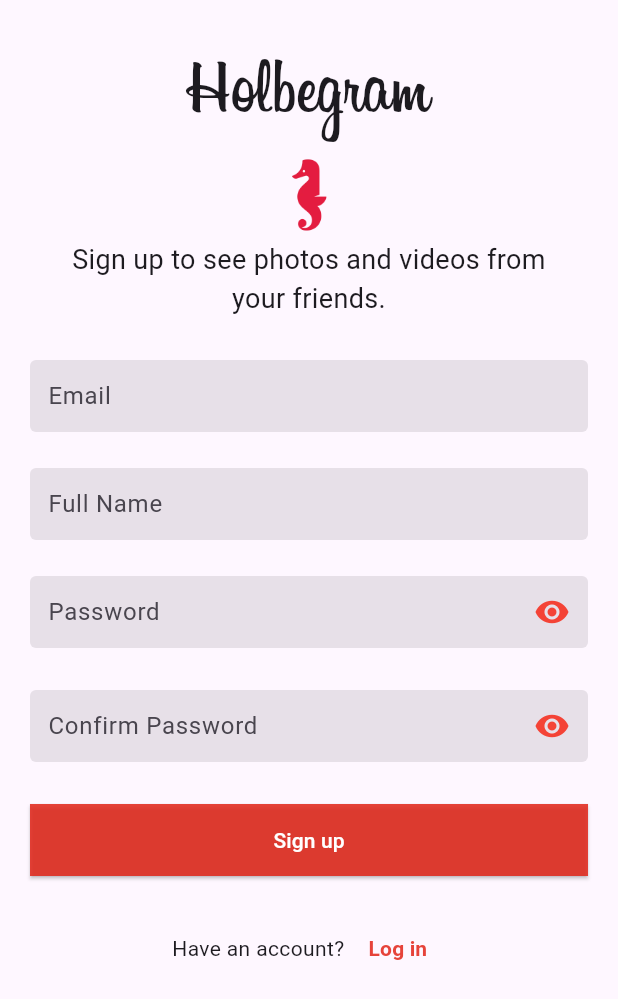
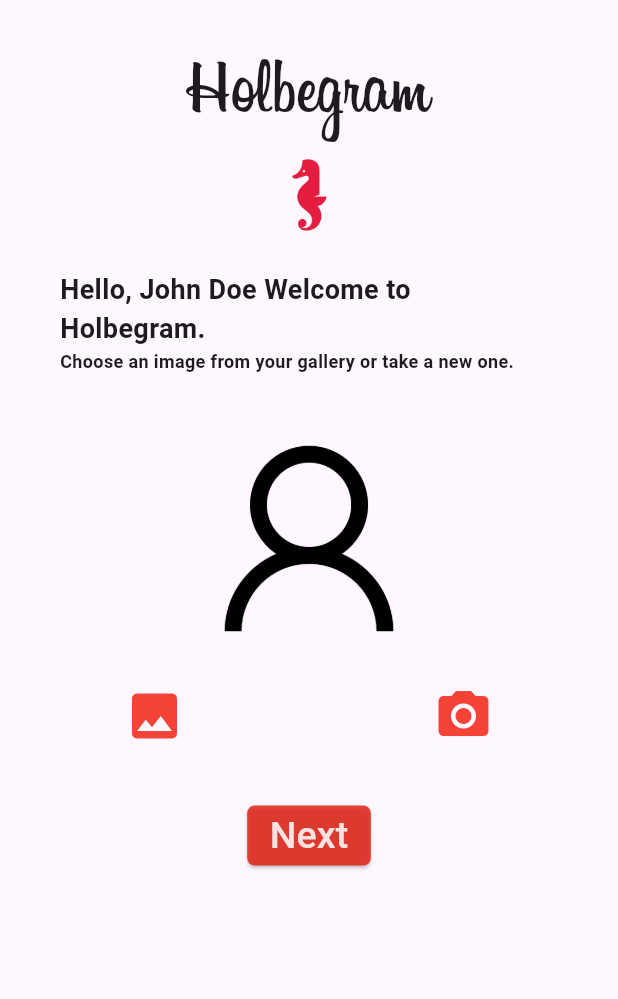
Before and after one commit to NathalieMet/holbertonschool-holbegram, a Flutter app: the screen it shows after launch, on a phone screen of 412 x 824 dp. Shown: the top 999 px of the screen. Run offline on Flutter 3.47's test engine with Material 3 defaults, Android fonts, the phone set to English and light mode, and no system bars; our stand-ins replace cloud_firestore, firebase_auth, firebase_core, firebase_storage, image_picker; accounts and stored records are empty.

Commit message:
ADD TASK 7 Upload User Image

```diff
--- a/holbegram/lib/main.dart
+++ b/holbegram/lib/main.dart
@@ -2,6 +2,7 @@ import 'package:flutter/material.dart';
 import 'package:firebase_core/firebase_core.dart';
 import './screens/login_screen.dart';
 import './screens/signup_screen.dart';
+import './screens/upload_image_screen.dart';
 
 Future main() async {
   WidgetsFlutterBinding.ensureInitialized();
@@ -21,11 +22,10 @@ class MyApp extends StatelessWidget {
         colorScheme: ColorScheme.fromSeed(seedColor: Colors.deepPurple),
         useMaterial3: true,
       ),
-      home: SignUp(
-        emailController: TextEditingController(),
-        usernameController: TextEditingController(),
-        passwordController: TextEditingController(),
-        passwordConfirmController: TextEditingController(),
+      home: const AddPicture(
+        email: 'mail@email.com',
+        password: 'some_password',
+        username: 'John Doe',
       ),
     );
   }
--- a/holbegram/lib/methods/auth_methods.dart
+++ b/holbegram/lib/methods/auth_methods.dart
@@ -36,7 +36,6 @@ class AuthMethode {
             ),
           ));
       res = "Success";
-
     } on FirebaseAuthException catch (e) {
       // Gérer les erreurs spécifiques de FirebaseAuth
       if (e.code == 'user-not-found') {
@@ -68,7 +67,8 @@ class AuthMethode {
       }
 
       // Création de l'utilisateur dans Firebase Auth
-      UserCredential userCredential = await _auth.createUserWithEmailAndPassword(
+      UserCredential userCredential =
+          await _auth.createUserWithEmailAndPassword(
         email: email,
         password: password,
       );
--- /dev/null
+++ b/holbegram/lib/screens/auth/methods/user_storage.dart
@@ -0,0 +1,26 @@
+import 'dart:typed_data';
+import 'package:uuid/uuid.dart';
+import 'package:firebase_auth/firebase_auth.dart';
+import 'package:firebase_storage/firebase_storage.dart';
+
+class StorageMethods {
+  final FirebaseStorage _storage = FirebaseStorage.instance;
+  final FirebaseAuth _auth = FirebaseAuth.instance;
+
+  Future<String> uploadImageToStorage(
+    bool isPost,
+    String childName,
+    Uint8List file,
+  ) async {
+    Reference ref =
+        _storage.ref().child(childName).child(_auth.currentUser!.uid);
+    if (isPost) {
+      String id = const Uuid().v1();
+      ref = ref.child(id);
+    }
+    UploadTask uploadTask = ref.putData(file);
+    TaskSnapshot snapshot = await uploadTask;
+    String downloadUrl = await snapshot.ref.getDownloadURL();
+    return downloadUrl;
+  }
+}
--- a/holbegram/lib/screens/login_screen.dart
+++ b/holbegram/lib/screens/login_screen.dart
@@ -99,7 +99,8 @@ class _LoginScreenState extends State<LoginScreen> {
                         ),
                         shape: WidgetStateProperty.all(
                           const RoundedRectangleBorder(
-                          borderRadius: BorderRadius.zero, // Définit les bords carrés
+                            borderRadius:
+                                BorderRadius.zero, // Définit les bords carrés
                           ),
                         ),
                       ),
@@ -160,7 +161,8 @@ class _LoginScreenState extends State<LoginScreen> {
                                   emailController: TextEditingController(),
                                   passwordController: TextEditingController(),
                                   usernameController: TextEditingController(),
-                                passwordConfirmController: TextEditingController(),
+                                  passwordConfirmController:
+                                      TextEditingController(),
                                 ),
                               ),
                             );
--- a/holbegram/lib/screens/upload_image_screen.dart
+++ b/holbegram/lib/screens/upload_image_screen.dart
@@ -0,0 +1,164 @@
+import 'dart:typed_data';
+import 'package:flutter/material.dart';
+import 'package:image_picker/image_picker.dart';
+
+class AddPicture extends StatefulWidget {
+  final String email;
+  final String password;
+  final String username;
+
+  const AddPicture({
+    super.key,
+    required this.email,
+    required this.username,
+    required this.password,
+  });
+
+  @override
+  State<AddPicture> createState() => _AddPictureState();
+}
+
+class _AddPictureState extends State<AddPicture> {
+  Uint8List? _image;
+
+  Future<void> selectImageFromGallery() async {
+    final ImagePicker picker = ImagePicker();
+    final XFile? pickedImage = await picker.pickImage(
+      source: ImageSource.gallery,
+    );
+
+      if (pickedImage != null) {
+    final imageBytes = await pickedImage.readAsBytes();
+    setState(() {
+      _image = imageBytes;
+    });
+  }
+}
+
+  Future<void> selectImageFromCamera() async {
+    final ImagePicker picker = ImagePicker();
+    final XFile? pickedImage = await picker.pickImage(
+      source: ImageSource.camera,
+    );
+
+      if (pickedImage != null) {
+    final imageBytes = await pickedImage.readAsBytes();
+    setState(() {
+      _image = imageBytes;
+    });
+  }
+}
+
+  @override
+  Widget build(BuildContext context) {
+    return Scaffold(
+      body: SingleChildScrollView(
+          child: Column(
+              mainAxisSize: MainAxisSize.min,
+              mainAxisAlignment: MainAxisAlignment.center,
+              children: [
+            const SizedBox(height: 28),
+            const Text(
+              'Holbegram',
+              style: TextStyle(
+                fontFamily: 'Billabong',
+                fontSize: 50,
+              ),
+            ),
+            const Image(
+              image: AssetImage('assets/images/logo.webp'),
+              width: 80,
+              height: 60,
+            ),
+            Padding(
+              padding: const EdgeInsets.symmetric(
+                  vertical: 20.0,
+                  horizontal: 40.0), // Espace à gauche et à droite
+              child: Column(
+                crossAxisAlignment:
+                    CrossAxisAlignment.start, // Aligne les textes à gauche
+                children: [
+                  Text(
+                    'Hello, ${widget.username} Welcome to Holbegram.',
+                    textAlign: TextAlign.left,
+                    style: const TextStyle(
+                      fontSize: 18,
+                      fontWeight: FontWeight.bold,
+                    ),
+                  ),
+                  const Text(
+                    'Choose an image from your gallery or take a new one.',
+                    textAlign: TextAlign.left,
+                    style: TextStyle(
+                      fontSize: 12,
+                      fontWeight: FontWeight.bold,
+                    ),
+                  ),
+                ],
+              ),
+            ),
+                _image != null
+                  ? Image.memory(
+                      _image!,
+                      width: 220,
+                      height: 180,
+                      fit: BoxFit.cover, // Ajuste l'image à l'espace
+                    )
+                  : const Image(
+      image: AssetImage('assets/images/Sample_User_Icon.png'),
+      width: 220,
+      height: 180,
+    ),
+            Row(
+              mainAxisAlignment: MainAxisAlignment.spaceAround,
+              children: [
+                IconButton(
+                  icon: const Icon(
+                    Icons.image,
+                    size: 40,
+                    color: Colors.red,
+                  ),
+                  onPressed: () {
+                    selectImageFromGallery();
+                  },
+                ),
+                IconButton(
+                  icon: const Icon(
+                    Icons.photo_camera,
+                    size: 40,
+                    color: Colors.red,
+                  ),
+                  onPressed: () {
+                    selectImageFromCamera();
+                  },
+                ),
+              ],
+            ),
+            const SizedBox(height: 28),
+            ElevatedButton(
+              style: ButtonStyle(
+                backgroundColor: WidgetStateProperty.all(
+                  const Color.fromARGB(218, 226, 37, 24),
+                ),
+                padding: WidgetStateProperty.all(
+                  const EdgeInsets.symmetric(horizontal: 15, vertical: 1),
+                ),
+                shape: WidgetStateProperty.all(
+                  RoundedRectangleBorder(
+                    borderRadius: BorderRadius.circular(5),
+                  ),
+                ),
+              ),
+              child: const Text(
+                "Next",
+                style: TextStyle(
+                  color: Color.fromARGB(218, 255, 255, 255),
+                  fontSize: 25,
+                ),
+              ),
+              onPressed: () {},
+            ),
+          ])),
+    );
+  }
+}
--- a/holbegram/pubspec.yaml
+++ b/holbegram/pubspec.yaml
@@ -40,6 +40,9 @@ dependencies:
   cloud_firestore: ^5.5.0
   firebase_database: ^11.1.6
   firebase_core: ^3.8.0
+  uuid: ^4.5.1
+  image_picker: ^1.1.2
+  image_picker_platform_interface: ^2.10.0
 
 dev_dependencies:
   flutter_test:
```
Also changed, not shown: holbegram/lib/screens/signup_screen.dart (+5 -4 lines), holbegram/assets/images/Sample_User_Icon.png (added), holbegram/pubspec.lock, 8 other files. Lines whose indentation alone changed are shown as unchanged.
